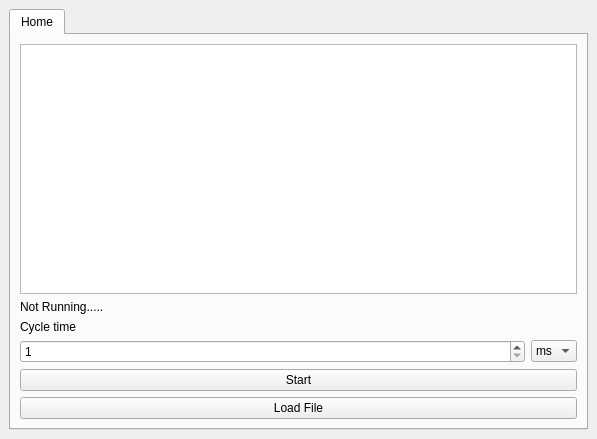
Before: the Qt Designer form src/mainwindow.ui in stearnsbq/BYRON_STEARNS_CMSC312_2019, drawn with Qt 5.
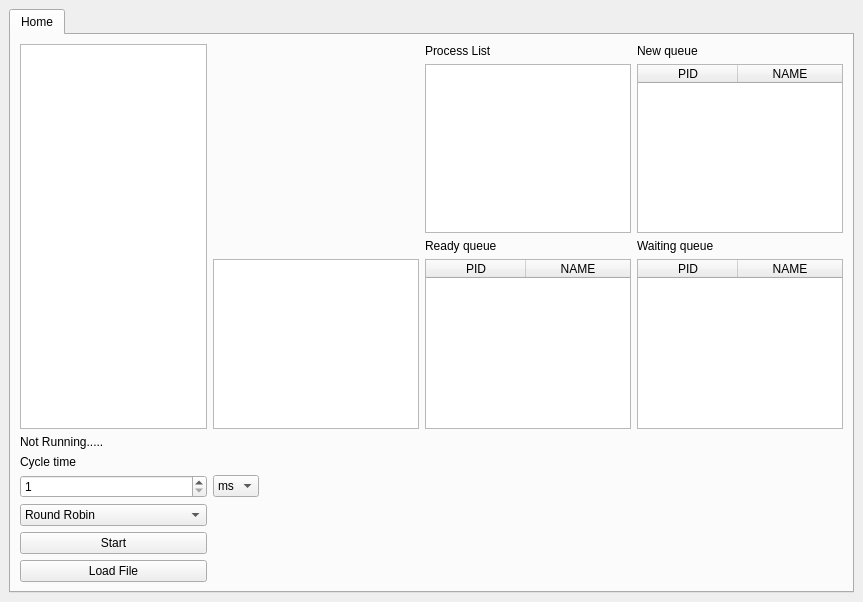
After: the same form once the commit is applied.

What changed in the file:
```diff
--- a/src/mainwindow.ui
+++ b/src/mainwindow.ui
@@ -6,8 +6,8 @@
    <rect>
     <x>0</x>
     <y>0</y>
-    <width>597</width>
-    <height>439</height>
+    <width>863</width>
+    <height>602</height>
    </rect>
   </property>
   <property name="windowTitle">
@@ -34,6 +34,9 @@
         <string>Home</string>
        </attribute>
        <layout class="QGridLayout" name="gridLayout">
+        <item row="0" column="1">
+         <widget class="QTextEdit" name="simulatorOut"/>
+        </item>
         <item row="1" column="1">
          <widget class="QLabel" name="isRunning">
           <property name="text">
@@ -57,13 +60,10 @@
           </property>
          </widget>
         </item>
-        <item row="2" column="1">
-         <widget class="QLabel" name="label">
+        <item row="8" column="1">
+         <widget class="QPushButton" name="loadFile">
           <property name="text">
-           <string>Cycle time</string>
-          </property>
-          <property name="buddy">
-           <cstring>timeUnit</cstring>
+           <string>Load File</string>
           </property>
          </widget>
         </item>
@@ -95,21 +95,156 @@
           </item>
          </widget>
         </item>
-        <item row="0" column="1" colspan="2">
-         <widget class="QTextEdit" name="simulatorOut"/>
+        <item row="2" column="1">
+         <widget class="QLabel" name="label">
+          <property name="text">
+           <string>Cycle time</string>
+          </property>
+          <property name="buddy">
+           <cstring>timeUnit</cstring>
+          </property>
+         </widget>
         </item>
-        <item row="6" column="1" colspan="2">
+        <item row="7" column="1">
          <widget class="QPushButton" name="startSim">
           <property name="text">
            <string>Start</string>
           </property>
          </widget>
         </item>
-        <item row="7" column="1" colspan="2">
-         <widget class="QPushButton" name="loadFile">
-          <property name="text">
-           <string>Load File</string>
-          </property>
+        <item row="0" column="2">
+         <layout class="QGridLayout" name="SIM_DISPLAY">
+          <item row="3" column="1">
+           <widget class="QTableWidget" name="readyQueueListView">
+            <attribute name="horizontalHeaderStretchLastSection">
+             <bool>true</bool>
+            </attribute>
+            <column>
+             <property name="text">
+              <string>PID</string>
+             </property>
+            </column>
+            <column>
+             <property name="text">
+              <string>NAME</string>
+             </property>
+            </column>
+           </widget>
+          </item>
+          <item row="1" column="2">
+           <widget class="QTableWidget" name="newQueueProcessList">
+            <attribute name="horizontalHeaderStretchLastSection">
+             <bool>true</bool>
+            </attribute>
+            <column>
+             <property name="text">
+              <string>PID</string>
+             </property>
+            </column>
+            <column>
+             <property name="text">
+              <string>NAME</string>
+             </property>
+            </column>
+           </widget>
+          </item>
+          <item row="0" column="1">
+           <widget class="QLabel" name="label_2">
+            <property name="text">
+             <string>Process List</string>
+            </property>
+           </widget>
+          </item>
+          <item row="1" column="1">
+           <widget class="QTableWidget" name="processListView">
+            <property name="enabled">
+             <bool>true</bool>
+            </property>
+            <property name="frameShadow">
+             <enum>QFrame::Plain</enum>
+            </property>
+            <attribute name="horizontalHeaderVisible">
+             <bool>false</bool>
+            </attribute>
+            <attribute name="horizontalHeaderShowSortIndicator" stdset="0">
+             <bool>false</bool>
+            </attribute>
+            <attribute name="horizontalHeaderStretchLastSection">
+             <bool>true</bool>
+            </attribute>
+            <attribute name="verticalHeaderVisible">
+             <bool>false</bool>
+            </attribute>
+            <column>
+             <property name="text">
+              <string>PC</string>
+             </property>
+            </column>
+            <column>
+             <property name="text">
+              <string>STATE</string>
+             </property>
+            </column>
+           </widget>
+          </item>
+          <item row="2" column="2">
+           <widget class="QLabel" name="label_5">
+            <property name="text">
+             <string>Waiting queue</string>
+            </property>
+           </widget>
+          </item>
+          <item row="2" column="1">
+           <widget class="QLabel" name="readyQueueLabel">
+            <property name="text">
+             <string>Ready queue</string>
+            </property>
+           </widget>
+          </item>
+          <item row="3" column="2">
+           <widget class="QTableWidget" name="waitingQueueListView">
+            <property name="autoFillBackground">
+             <bool>false</bool>
+            </property>
+            <attribute name="horizontalHeaderStretchLastSection">
+             <bool>true</bool>
+            </attribute>
+            <column>
+             <property name="text">
+              <string>PID</string>
+             </property>
+            </column>
+            <column>
+             <property name="text">
+              <string>NAME</string>
+             </property>
+            </column>
+           </widget>
+          </item>
+          <item row="0" column="2">
+           <widget class="QLabel" name="label_3">
+            <property name="text">
+             <string>New queue</string>
+            </property>
+           </widget>
+          </item>
+          <item row="3" column="0">
+           <widget class="QTableView" name="MLQListView"/>
+          </item>
+         </layout>
+        </item>
+        <item row="4" column="1">
+         <widget class="QComboBox" name="algorithm">
+          <item>
+           <property name="text">
+            <string>Round Robin</string>
+           </property>
+          </item>
+          <item>
+           <property name="text">
+            <string>Multi-Level Feedback Queue</string>
+           </property>
+          </item>
          </widget>
         </item>
        </layout>
```
